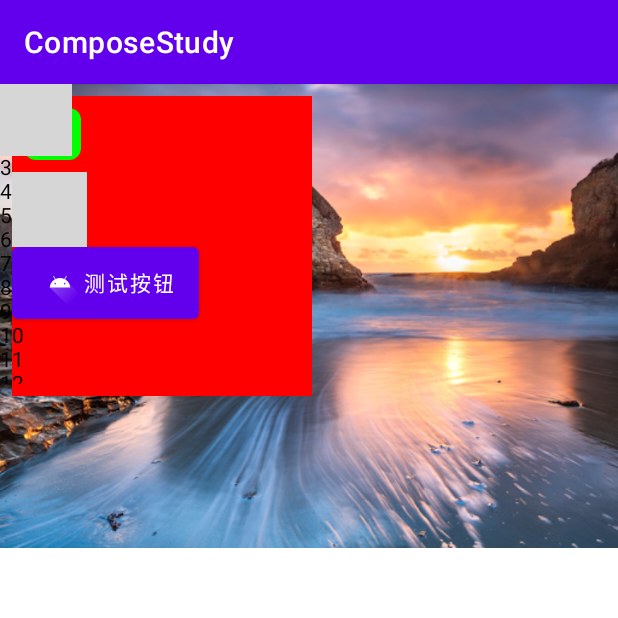
After one commit to DQSecret/ComposeStudy, an Android app built with Jetpack Compose: the HenCoderActivity screen opened directly, with no data from a screen before it, on a phone screen of 412 x 824 dp, the top half of it. The commit adds this screen. Run offline under Robolectric (Android 15) with nearby library versions, the phone set to English and light mode, and no system bars; libraries missing offline, so code that uses them is left out: com.google.accompanist.coil; 2 statements that could not run were skipped; grey boxes are pictures that could not be loaded.

Commit message:
DQ-HenCoder-学习(1)

```diff
--- a/app/build.gradle
+++ b/app/build.gradle
@@ -60,4 +60,7 @@ dependencies {
     testImplementation 'junit:junit:4.13.2'
     androidTestImplementation 'androidx.test.ext:junit:1.1.2'
     androidTestImplementation 'androidx.test.espresso:espresso-core:3.3.0'
+
+    // 图片加载库
+    implementation "com.google.accompanist:accompanist-coil:0.11.1"
 }
--- a/app/src/main/AndroidManifest.xml
+++ b/app/src/main/AndroidManifest.xml
@@ -1,6 +1,8 @@
 <?xml version="1.0" encoding="utf-8"?>
 <manifest xmlns:android="http://schemas.android.com/apk/res/android"
     package="com.example.composestudy">
+
+    <uses-permission android:name="android.permission.INTERNET" />
 
     <application
         android:allowBackup="false"
@@ -22,5 +24,6 @@
         </activity>
 
         <activity android:name=".study.CodeLabActivity" />
+        <activity android:name=".rengwuxian.HenCoderActivity" />
     </application>
 </manifest>
--- a/app/src/main/java/com/example/composestudy/MainActivity.kt
+++ b/app/src/main/java/com/example/composestudy/MainActivity.kt
@@ -12,6 +12,7 @@ import androidx.compose.runtime.Composable
 import androidx.compose.ui.Modifier
 import androidx.compose.ui.tooling.preview.Preview
 import androidx.compose.ui.unit.dp
+import com.example.composestudy.rengwuxian.HenCoderActivity
 import com.example.composestudy.study.CodeLabActivity
 import com.example.composestudy.study.GotoNextPage
 import com.example.composestudy.study.Greeting
@@ -32,6 +33,10 @@ class MainActivity : AppCompatActivity() {
         Intent(this@MainActivity, CodeLabActivity::class.java).run { startActivity(this) }
     }
 
+    private fun gotoHenCoderPage() {
+        Intent(this@MainActivity, HenCoderActivity::class.java).run { startActivity(this) }
+    }
+
     @Composable
     fun Content() {
         Column(
@@ -42,6 +47,8 @@ class MainActivity : AppCompatActivity() {
             NewsStory()
             Spacer(modifier = Modifier.height(16.dp))
             GotoNextPage(text = "跳转到 CodeLab 页面", goto = ::gotoCodeLabPage)
+            Spacer(modifier = Modifier.height(16.dp))
+            GotoNextPage(text = "跳转到 HenCoder 页面", goto = ::gotoHenCoderPage)
         }
     }
 
--- /dev/null
+++ b/app/src/main/java/com/example/composestudy/rengwuxian/HenCoderActivity.kt
@@ -0,0 +1,108 @@
+package com.example.composestudy.rengwuxian
+
+import android.os.Bundle
+import android.widget.Toast
+import androidx.activity.compose.setContent
+import androidx.appcompat.app.AppCompatActivity
+import androidx.compose.foundation.Image
+import androidx.compose.foundation.background
+import androidx.compose.foundation.clickable
+import androidx.compose.foundation.layout.*
+import androidx.compose.foundation.lazy.LazyColumn
+import androidx.compose.foundation.lazy.LazyRow
+import androidx.compose.foundation.lazy.items
+import androidx.compose.foundation.shape.RoundedCornerShape
+import androidx.compose.material.Button
+import androidx.compose.material.Icon
+import androidx.compose.material.Text
+import androidx.compose.ui.Modifier
+import androidx.compose.ui.graphics.Color
+import androidx.compose.ui.res.painterResource
+import androidx.compose.ui.unit.dp
+import androidx.compose.ui.unit.sp
+import coil.transform.CircleCropTransformation
+import com.example.composestudy.R
+import com.google.accompanist.coil.rememberCoilPainter
+
+class HenCoderActivity : AppCompatActivity() {
+
+    override fun onCreate(savedInstanceState: Bundle?) {
+        super.onCreate(savedInstanceState)
+        setContent {
+            // 文本
+            Text(
+                text = "DQ"
+            )
+            // 本地图片
+            Image(
+                painter = painterResource(id = R.drawable.header),
+                contentDescription = "本地图片",
+            )
+            // 网络图片
+            Image(
+                painter = rememberCoilPainter("https://picsum.photos/300/300"),
+                contentDescription = "网络图片"
+            )
+            // FrameLayout = Box
+            Box {}
+            // LinearLayout = Row | Column
+            Row {}
+            Column {}
+            // 1. 所有的属性设置，用这个 Modifier，
+            // 2. Compose 没有 Margin 属性
+            // 3. Modifier 对 属性顺序是敏感的
+            // 4. 通用属性设置用 Modifier，专用特性设置用 函数参数
+            // 5. Modifier.clickable 的触发范围，会被 padding 所影响
+            Column(
+                modifier = Modifier
+                    .padding(8.dp)
+                    .background(Color.Red)
+                    .size(200.dp)
+            ) {
+                Text(
+                    text = "DQ",
+                    fontSize = 16.sp,
+                    color = Color.Blue,
+                    modifier = Modifier
+                        .padding(8.dp)
+                        .background(Color.Green, RoundedCornerShape(8.dp))
+                        .padding(8.dp)
+                )
+                Image(
+                    painter = rememberCoilPainter(
+                        request = "https://picsum.photos/300/300",
+                        requestBuilder = {
+                            transformations(CircleCropTransformation())
+                        },
+                        fadeIn = true
+                    ),
+                    contentDescription = "网络图片",
+                    modifier = Modifier
+                        // .clip(CircleShape) // 等同于 transformations(CircleCropTransformation())
+                        // .fillMaxWidth(0.5f)
+                        .size(50.dp)
+                        .clickable { toast() }
+                )
+                Button(onClick = { toast() }, modifier = Modifier.height(48.dp)) {
+                    Icon(
+                        painter = painterResource(id = R.drawable.ic_launcher_foreground),
+                        contentDescription = "Icon"
+                    )
+                    Text(text = "测试按钮")
+                }
+            }
+            // RecyclerView = LazyRow | LazyColumn
+            LazyRow {}
+            val list = List(30) { "$it" }
+            LazyColumn(modifier = Modifier.height(200.dp)) {
+                items(list) { item ->
+                    Text(text = item)
+                }
+            }
+        }
+    }
+
+    private fun toast() {
+        Toast.makeText(this@HenCoderActivity, "点击测试专用 Toast", Toast.LENGTH_SHORT).show()
+    }
+}
```
